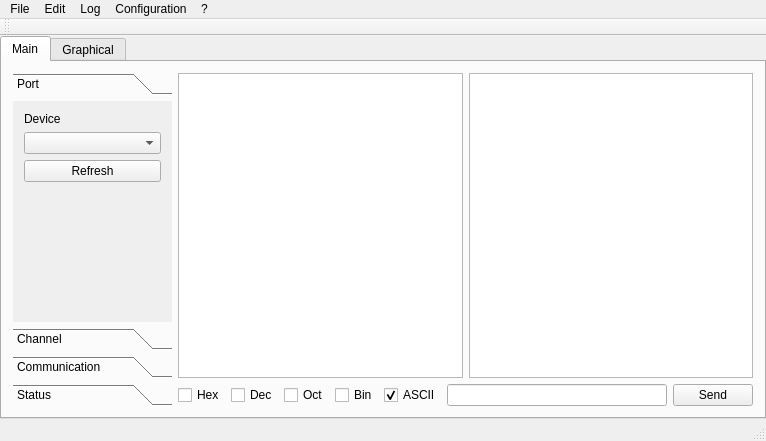
balsini/QCereal, file src/mainwindow.ui: the form before one commit.
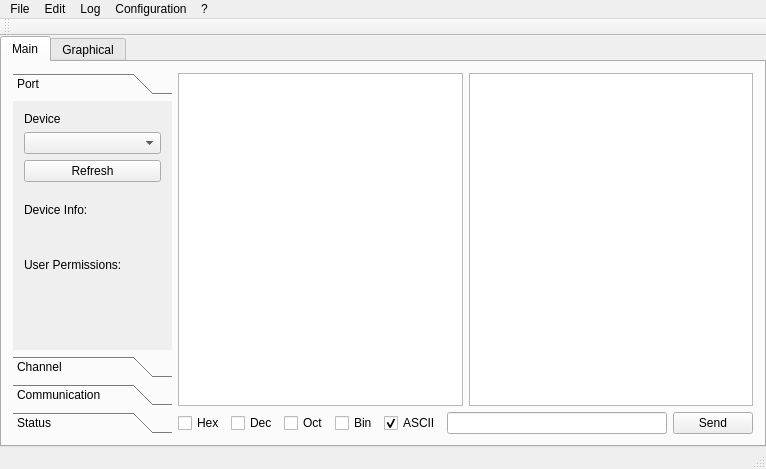
The form after the commit.

Commit message: Improved serial devices search and permissions verification

```diff
--- a/src/mainwindow.ui
+++ b/src/mainwindow.ui
@@ -70,14 +70,28 @@
               <rect>
                <x>0</x>
                <y>0</y>
-               <width>159</width>
-               <height>217</height>
+               <width>145</width>
+               <height>227</height>
               </rect>
              </property>
              <attribute name="label">
               <string>Port</string>
              </attribute>
              <layout class="QGridLayout" name="gridLayout_2">
+              <item row="4" column="0">
+               <widget class="QLabel" name="label_9">
+                <property name="text">
+                 <string>Device Info:</string>
+                </property>
+               </widget>
+              </item>
+              <item row="5" column="0">
+               <widget class="QLabel" name="DeviceDescription">
+                <property name="text">
+                 <string/>
+                </property>
+               </widget>
+              </item>
               <item row="0" column="0">
                <layout class="QVBoxLayout" name="DeviceLayout">
                 <item>
@@ -92,7 +106,7 @@
                 </item>
                </layout>
               </item>
-              <item row="2" column="0">
+              <item row="10" column="0">
                <spacer name="verticalSpacer">
                 <property name="orientation">
                  <enum>Qt::Vertical</enum>
@@ -112,6 +126,63 @@
                 </property>
                </widget>
               </item>
+              <item row="7" column="0">
+               <widget class="QLabel" name="label_8">
+                <property name="text">
+                 <string>User Permissions:</string>
+                </property>
+               </widget>
+              </item>
+              <item row="6" column="0">
+               <spacer name="verticalSpacer_8">
+                <property name="orientation">
+                 <enum>Qt::Vertical</enum>
+                </property>
+                <property name="sizeType">
+                 <enum>QSizePolicy::Fixed</enum>
+                </property>
+                <property name="sizeHint" stdset="0">
+                 <size>
+                  <width>0</width>
+                  <height>15</height>
+                 </size>
+                </property>
+               </spacer>
+              </item>
+              <item row="8" column="0">
+               <layout class="QHBoxLayout" name="horizontalLayout">
+                <item>
+                 <widget class="QLabel" name="DeviceReadPermission">
+                  <property name="text">
+                   <string/>
+                  </property>
+                 </widget>
+                </item>
+                <item>
+                 <widget class="QLabel" name="DeviceWritePermission">
+                  <property name="text">
+                   <string/>
+                  </property>
+                 </widget>
+                </item>
+               </layout>
+              </item>
+              <item row="3" column="0">
+               <spacer name="verticalSpacer_9">
+                <property name="orientation">
+                 <enum>Qt::Vertical</enum>
+                </property>
+                <property name="sizeType">
+                 <enum>QSizePolicy::Fixed</enum>
+                </property>
+                <property name="sizeHint" stdset="0">
+                 <size>
+                  <width>0</width>
+                  <height>15</height>
+                 </size>
+                </property>
+               </spacer>
+              </item>
              </layout>
             </widget>
             <widget class="QWidget" name="ChannelConfiguration">
```
The commit also changes 2 other files.
